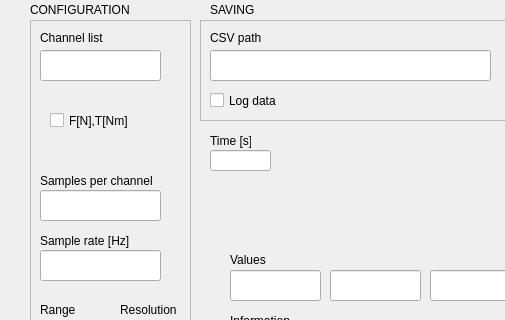
The window that Python/NI_USB_6008/ATIMini40_GUI.ui (IrisDuMutel/ATIMini40_software) describes before a commit, drawn with Qt 5; both pictures show x 0 to 505 and y 90 to 410 of the 947 by 567 pixel window.
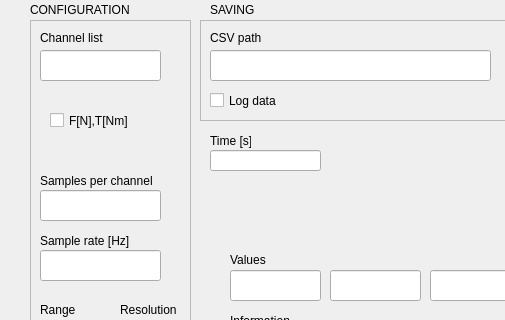
The same window after the commit.

Patch:
```diff
--- a/Python/NI_USB_6008/ATIMini40_GUI.ui
+++ b/Python/NI_USB_6008/ATIMini40_GUI.ui
@@ -339,7 +339,7 @@
      <rect>
       <x>210</x>
       <y>240</y>
-      <width>61</width>
+      <width>111</width>
       <height>21</height>
      </rect>
     </property>
```
